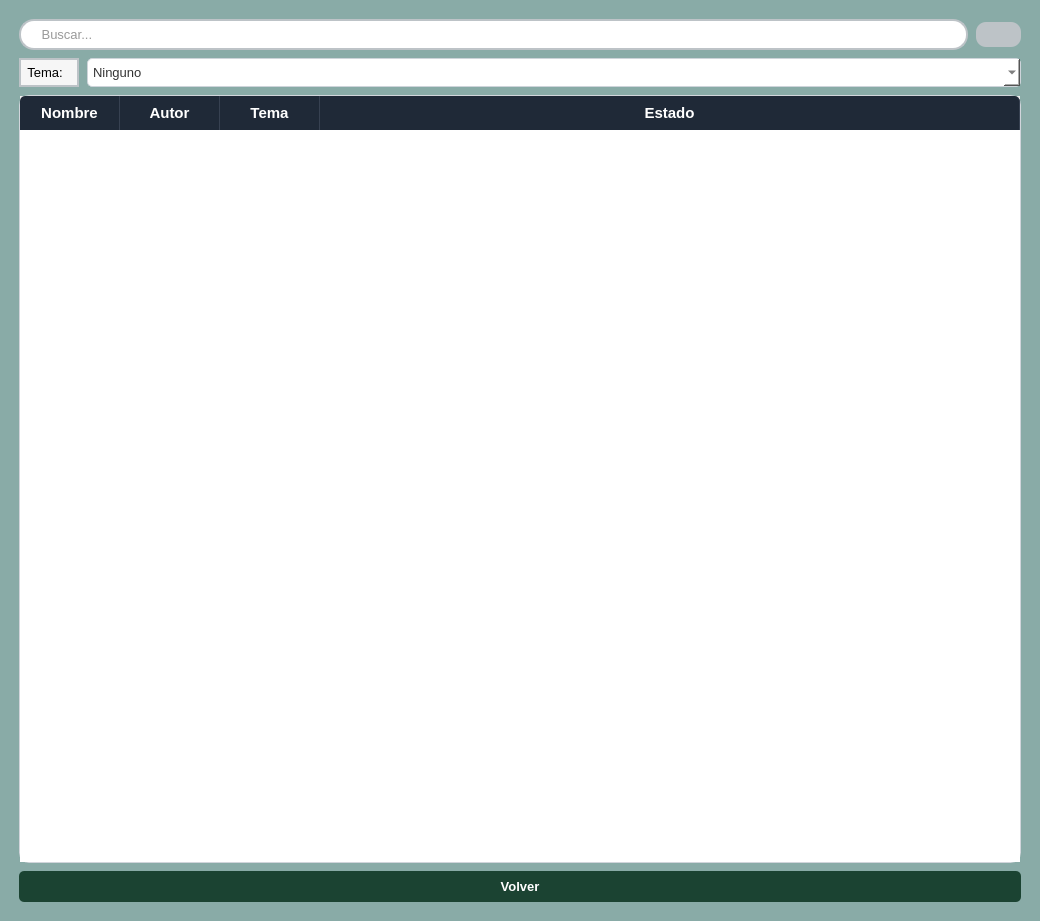
Above: src/vista/Ui/VistaMisReservas.ui from ivantm1/proyecto-software before the change. Below: the same form after it.
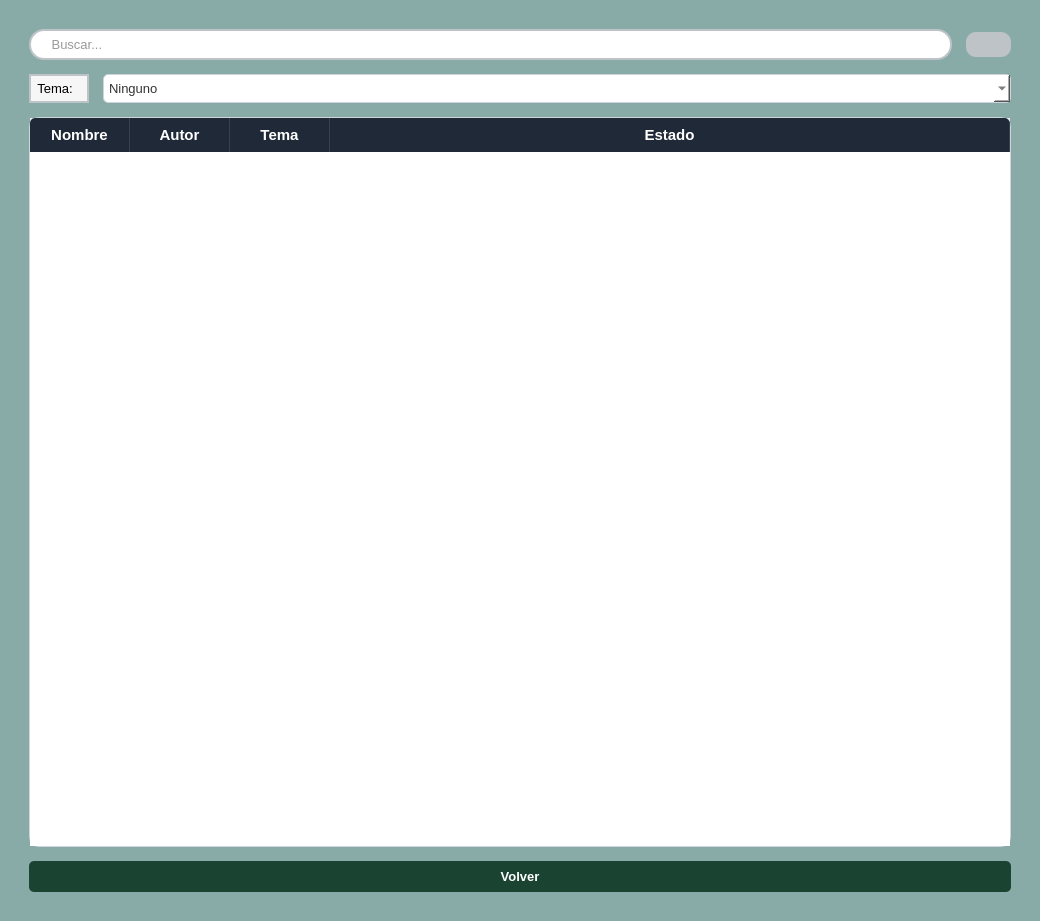
That is the form after the change. Icons and pictures are not drawn.

Commit message: "Cambios en vistas del estudiante"

Patch:
```diff
--- a/src/vista/Ui/VistaMisReservas.ui
+++ b/src/vista/Ui/VistaMisReservas.ui
@@ -127,10 +127,22 @@
    </item>
    <item>
     <layout class="QHBoxLayout" name="horizontalLayout_9">
+     <property name="leftMargin">
+      <number>10</number>
+     </property>
+     <property name="topMargin">
+      <number>10</number>
+     </property>
+     <property name="rightMargin">
+      <number>10</number>
+     </property>
+     <property name="bottomMargin">
+      <number>10</number>
+     </property>
      <item>
       <layout class="QVBoxLayout" name="verticalLayout">
        <property name="spacing">
-        <number>8</number>
+        <number>14</number>
        </property>
        <property name="leftMargin">
         <number>8</number>
```
The commit also changes 3 other files.
